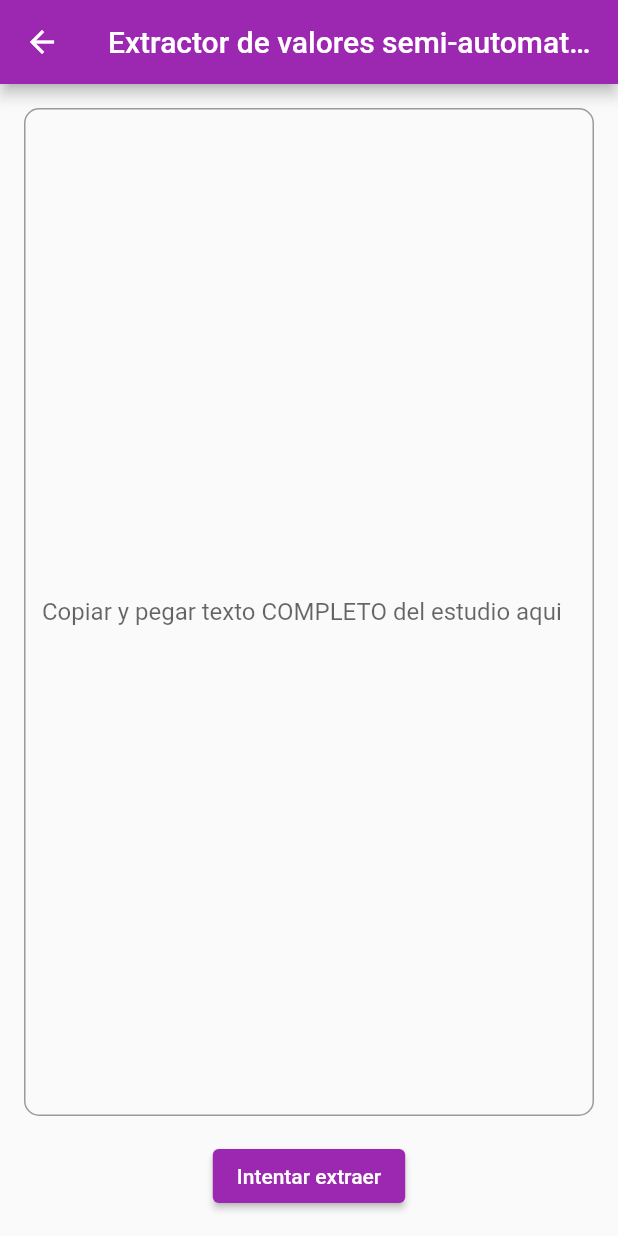
After one commit to Noxware/control-de-estudios-de-mi-padre, a Flutter app: the StudyExtractorForm screen opened directly, after a tap on "Intentar extraer", on a phone screen of 412 x 824 dp. The commit adds this screen. Run offline on Flutter 3.47's test engine with Material 2 defaults, Android fonts, the phone set to English and light mode, and no system bars; our stand-ins replace bloc, equatable, flutter_bloc, flutter_form_builder.

Commit message:
Added a simplified data extractor

```diff
--- a/lib/main.dart
+++ b/lib/main.dart
@@ -20,6 +20,7 @@ class MyApp extends StatelessWidget {
           studyRepository: RepositoryProvider.of<StudyRepository>(context),
         )..load(),
         child: MaterialApp(
+          debugShowCheckedModeBanner: false,
           title: 'Control de estudios de papa',
           theme: ThemeData(
             primarySwatch: Colors.purple,
--- /dev/null
+++ b/lib/screen/study_extractor_form.dart
@@ -0,0 +1,75 @@
+import 'package:flutter/material.dart';
+import 'package:control_de_estudios_de_papa/util/extractor/study_text.dart';
+import 'package:flutter_bloc/flutter_bloc.dart';
+import 'package:control_de_estudios_de_papa/cubit/study_form_cubit.dart';
+
+class StudyExtractorForm extends StatefulWidget {
+  const StudyExtractorForm({Key? key}) : super(key: key);
+
+  @override
+  _StudyExtractorFormState createState() => _StudyExtractorFormState();
+}
+
+class _StudyExtractorFormState extends State<StudyExtractorForm> {
+  String text = '';
+
+  @override
+  Widget build(BuildContext context) {
+    return Scaffold(
+      appBar: AppBar(title: Text('Extractor de valores semi-automatico')),
+      body: Padding(
+        padding: const EdgeInsets.all(16.0),
+        child: Column(
+          mainAxisSize: MainAxisSize.max,
+          children: [
+            Flexible(
+              child: TextField(
+                keyboardType: TextInputType.multiline,
+                maxLines: null,
+                expands: true,
+                decoration: InputDecoration(
+                  labelText: 'Copiar y pegar texto COMPLETO del estudio aqui',
+                  border: new OutlineInputBorder(
+                    borderRadius: const BorderRadius.all(
+                      const Radius.circular(10.0),
+                    ),
+                  ),
+                ),
+                onChanged: (text) {
+                  this.text = text;
+                },
+              ),
+            ),
+            SizedBox(height: 16),
+            ElevatedButton(
+              onPressed: _extract,
+              child: Text('Intentar extraer'),
+            ),
+          ],
+        ),
+      ),
+    );
+  }
+
+  void _extract() {
+    final formCubit = context.read<StudyFormCubit>();
+    final formReady = formCubit.state as StudyFormReady;
+    final study = formReady.lastStudy;
+    final fields = study.fields;
+
+    final fieldNames = fields.map((f) => f.name).toList();
+    final extractor = StudyTextExtractor(text: text, fieldNames: fieldNames);
+    final extractedValues = extractor.fieldValues;
+
+    print(extractedValues);
+
+    final newFields = fields.map((f) {
+      final value = extractedValues[f.name];
+      return f.copyWith(value: value ?? f.value);
+    }).toList();
+
+    final newStudy = study.copyWith(fields: newFields);
+    formCubit.set(newStudy: newStudy);
+    Navigator.pop(context);
+  }
+}
```
Also changed, not shown: lib/cubit/study_form_cubit.dart (+10 -0 lines), lib/screen/study_form.dart (+37 -1 lines), lib/util/extractor/study_text.dart (added, +72 -0 lines), lib/screen/field_form.dart (deleted).
